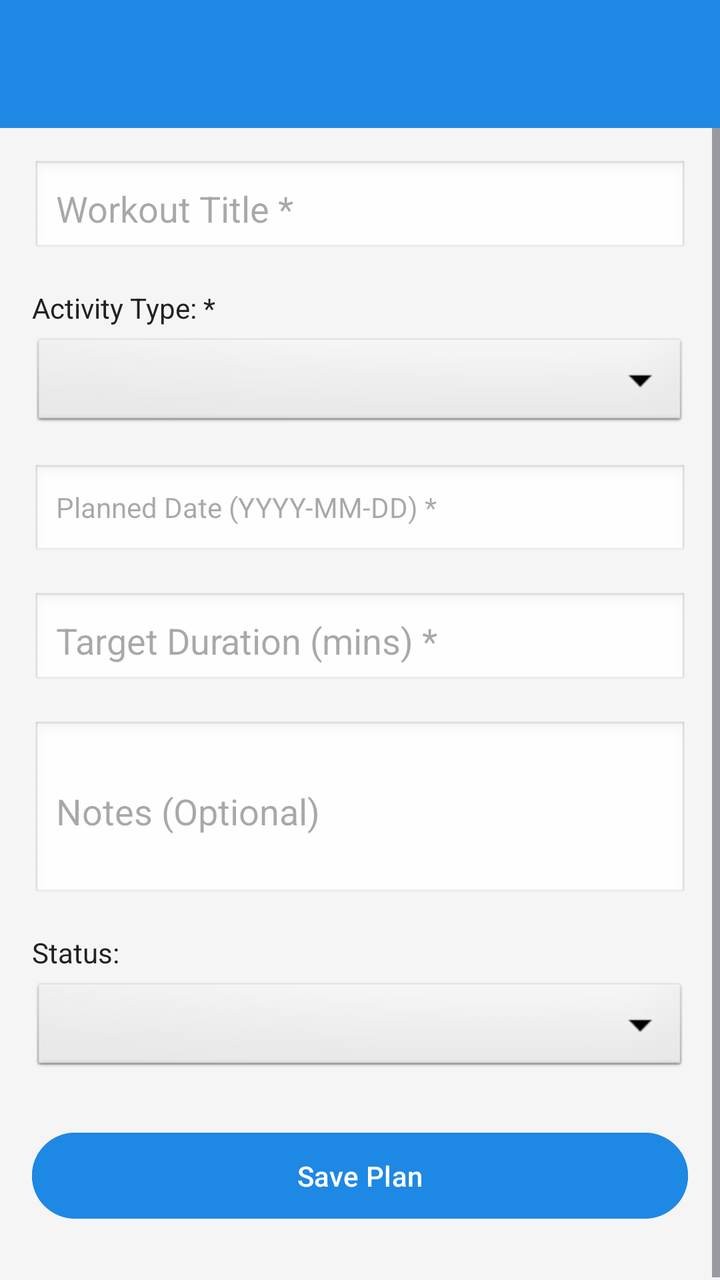
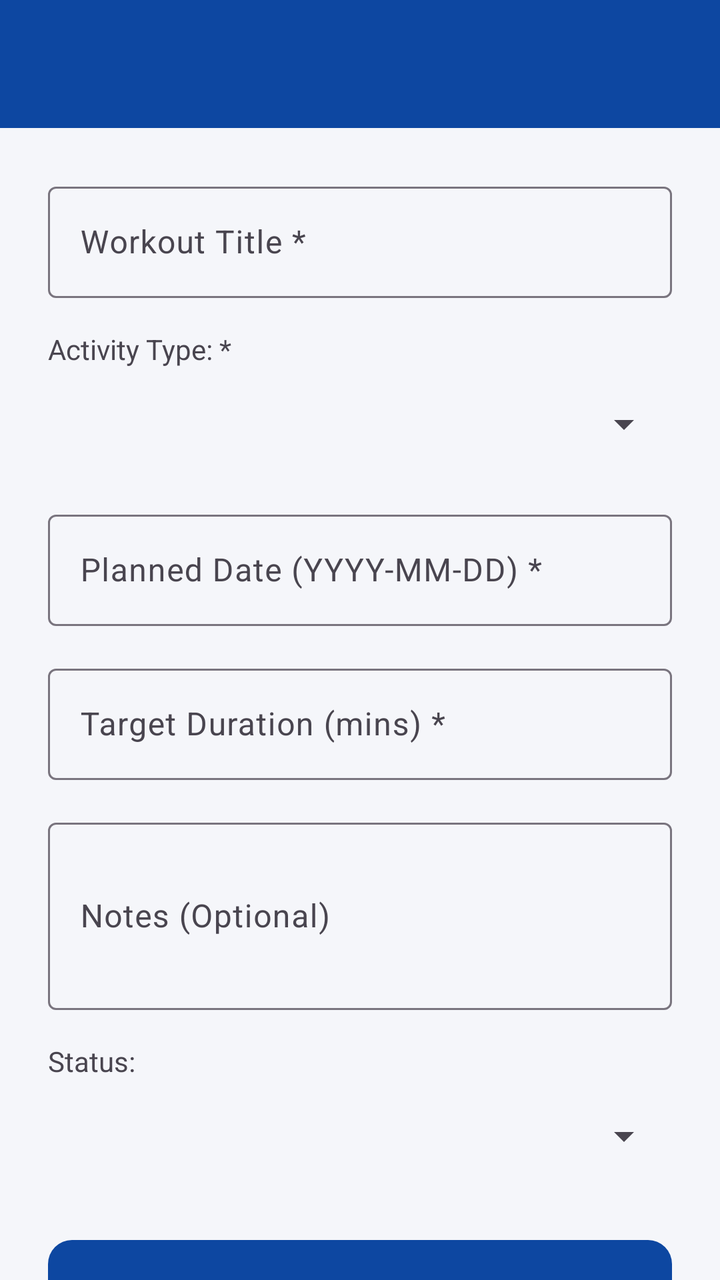

The first picture is an Android layout as it rendered before a commit; the second is the same layout after the commit. The layout source and the unified diff follow.
<!-- AndroidManifest.xml: application theme Theme.SPORTSHUB -->
<!-- res/layout/activity_workout_form.xml -->
<?xml version="1.0" encoding="utf-8"?>
<LinearLayout xmlns:android="http://schemas.android.com/apk/res/android"
    xmlns:app="http://schemas.android.com/apk/res-auto"
    android:layout_width="match_parent"
    android:layout_height="match_parent"
    android:orientation="vertical"
    android:background="@color/background">

    <androidx.appcompat.widget.Toolbar
        android:id="@+id/toolbarWorkoutForm"
        android:layout_width="match_parent"
        android:layout_height="?attr/actionBarSize"
        android:background="@color/primary"
        android:theme="@style/ThemeOverlay.AppCompat.Dark.ActionBar"
        app:popupTheme="@style/ThemeOverlay.AppCompat.Light"
        app:titleTextColor="@color/white" />

    <ScrollView
        android:layout_width="match_parent"
        android:layout_height="match_parent">

        <LinearLayout
            android:layout_width="match_parent"
            android:layout_height="wrap_content"
            android:orientation="vertical"
            android:padding="16dp">

            <EditText
                android:id="@+id/etWorkoutTitle"
                android:layout_width="match_parent"
                android:layout_height="wrap_content"
                android:hint="Workout Title *"
                android:background="@android:drawable/edit_text"
                android:padding="12dp"
                android:layout_marginBottom="16dp" />

            <TextView
                android:layout_width="match_parent"
                android:layout_height="wrap_content"
                android:text="Activity Type: *"
                android:textColor="@color/text_primary"
                android:layout_marginBottom="4dp"/>

            <Spinner
                android:id="@+id/spnWorkoutActivity"
                android:layout_width="match_parent"
                android:layout_height="wrap_content"
                android:background="@android:drawable/btn_dropdown"
                android:layout_marginBottom="16dp"/>

            <TextView
                android:id="@+id/tvWorkoutDate"
                android:layout_width="match_parent"
                android:layout_height="wrap_content"
                android:hint="Planned Date (YYYY-MM-DD) *"
                android:padding="12dp"
                android:background="@android:drawable/edit_text"
                android:clickable="true"
                android:focusable="false"
                android:layout_marginBottom="16dp"/>

            <EditText
                android:id="@+id/etWorkoutDuration"
                android:layout_width="match_parent"
                android:layout_height="wrap_content"
                android:hint="Target Duration (mins) *"
                android:inputType="number"
                android:background="@android:drawable/edit_text"
                android:padding="12dp"
                android:layout_marginBottom="16dp" />

            <EditText
                android:id="@+id/etWorkoutNotes"
                android:layout_width="match_parent"
                android:layout_height="wrap_content"
                android:hint="Notes (Optional)"
                android:inputType="textMultiLine"
                android:minLines="3"
                android:background="@android:drawable/edit_text"
                android:padding="12dp"
                android:layout_marginBottom="16dp" />

            <TextView
                android:layout_width="match_parent"
                android:layout_height="wrap_content"
                android:text="Status:"
                android:textColor="@color/text_primary"
                android:layout_marginBottom="4dp"/>

            <Spinner
                android:id="@+id/spnWorkoutStatus"
                android:layout_width="match_parent"
                android:layout_height="wrap_content"
                android:background="@android:drawable/btn_dropdown"
                android:layout_marginBottom="24dp"/>

            <Button
                android:id="@+id/btnSaveWorkout"
                android:layout_width="match_parent"
                android:layout_height="wrap_content"
                android:text="Save Plan"
                android:backgroundTint="@color/primary"
                android:textColor="@color/white"
                android:padding="12dp"
                android:layout_marginBottom="12dp"/>

            <Button
                android:id="@+id/btnDeleteWorkout"
                android:layout_width="match_parent"
                android:layout_height="wrap_content"
                android:text="Delete Plan"
                android:backgroundTint="@android:color/holo_red_dark"
                android:textColor="@color/white"
                android:padding="12dp"
                android:visibility="gone"/>

        </LinearLayout>
    </ScrollView>
</LinearLayout>
<!-- resources referenced by this layout -->
<resources>
  <color name="background">#F5F5F5</color>
  <color name="primary">#1E88E5</color>
  <color name="text_primary">#212121</color>
  <color name="white">#FFFFFFFF</color>
  <style name="Theme.SPORTSHUB" parent="Base.Theme.SPORTSHUB" />
  <style name="Base.Theme.SPORTSHUB" parent="Theme.Material3.DayNight.NoActionBar">
          
          
      </style>
</resources>

<!-- the commit's change to res/layout/activity_workout_form.xml (unified diff, before → after) -->
@@ -4,116 +4,132 @@
     android:layout_width="match_parent"
     android:layout_height="match_parent"
     android:orientation="vertical"
-    android:background="@color/background">
+    android:background="?android:attr/colorBackground">
 
     <androidx.appcompat.widget.Toolbar
         android:id="@+id/toolbarWorkoutForm"
         android:layout_width="match_parent"
         android:layout_height="?attr/actionBarSize"
-        android:background="@color/primary"
+        android:background="?attr/colorPrimary"
         android:theme="@style/ThemeOverlay.AppCompat.Dark.ActionBar"
         app:popupTheme="@style/ThemeOverlay.AppCompat.Light"
-        app:titleTextColor="@color/white" />
+        app:titleTextColor="?attr/colorOnPrimary" />
 
-    <ScrollView
+    <androidx.core.widget.NestedScrollView
         android:layout_width="match_parent"
-        android:layout_height="match_parent">
+        android:layout_height="match_parent"
+        android:fillViewport="true">
 
         <LinearLayout
             android:layout_width="match_parent"
             android:layout_height="wrap_content"
             android:orientation="vertical"
-            android:padding="16dp">
+            android:padding="24dp">
 
-            <EditText
-                android:id="@+id/etWorkoutTitle"
+            <com.google.android.material.textfield.TextInputLayout
+                android:id="@+id/tilWorkoutTitle"
+                style="@style/Widget.Material3.TextInputLayout.OutlinedBox"
                 android:layout_width="match_parent"
                 android:layout_height="wrap_content"
                 android:hint="Workout Title *"
-                android:background="@android:drawable/edit_text"
-                android:padding="12dp"
-                android:layout_marginBottom="16dp" />
+                android:layout_marginBottom="16dp">
+                <com.google.android.material.textfield.TextInputEditText
+                    android:id="@+id/etWorkoutTitle"
+                    android:layout_width="match_parent"
+                    android:layout_height="wrap_content"
+                    android:inputType="text" />
+            </com.google.android.material.textfield.TextInputLayout>
 
             <TextView
                 android:layout_width="match_parent"
                 android:layout_height="wrap_content"
                 android:text="Activity Type: *"
-                android:textColor="@color/text_primary"
+                android:textColor="?android:attr/textColorSecondary"
                 android:layout_marginBottom="4dp"/>
 
             <Spinner
                 android:id="@+id/spnWorkoutActivity"
                 android:layout_width="match_parent"
-                android:layout_height="wrap_content"
-                android:background="@android:drawable/btn_dropdown"
+                android:layout_height="48dp"
                 android:layout_marginBottom="16dp"/>
 
-            <TextView
-                android:id="@+id/tvWorkoutDate"
+            <com.google.android.material.textfield.TextInputLayout
+                android:id="@+id/tilWorkoutDate"
+                style="@style/Widget.Material3.TextInputLayout.OutlinedBox"
                 android:layout_width="match_parent"
                 android:layout_height="wrap_content"
                 android:hint="Planned Date (YYYY-MM-DD) *"
-                android:padding="12dp"
-                android:background="@android:drawable/edit_text"
-                android:clickable="true"
-                android:focusable="false"
-                android:layout_marginBottom="16dp"/>
+                android:layout_marginBottom="16dp">
+                <com.google.android.material.textfield.TextInputEditText
+                    android:id="@+id/tvWorkoutDate"
+                    android:layout_width="match_parent"
+                    android:layout_height="wrap_content"
+                    android:clickable="true"
+                    android:focusable="false"
+                    android:cursorVisible="false" />
+            </com.google.android.material.textfield.TextInputLayout>
 
-            <EditText
-                android:id="@+id/etWorkoutDuration"
+            <com.google.android.material.textfield.TextInputLayout
+                android:id="@+id/tilWorkoutDuration"
+                style="@style/Widget.Material3.TextInputLayout.OutlinedBox"
                 android:layout_width="match_parent"
                 android:layout_height="wrap_content"
                 android:hint="Target Duration (mins) *"
-                android:inputType="number"
-                android:background="@android:drawable/edit_text"
-                android:padding="12dp"
-                android:layout_marginBottom="16dp" />
+                android:layout_marginBottom="16dp">
+                <com.google.android.material.textfield.TextInputEditText
+                    android:id="@+id/etWorkoutDuration"
+                    android:layout_width="match_parent"
+                    android:layout_height="wrap_content"
+                    android:inputType="number" />
+            </com.google.android.material.textfield.TextInputLayout>
 
-            <EditText
-                android:id="@+id/etWorkoutNotes"
+            <com.google.android.material.textfield.TextInputLayout
+                android:id="@+id/tilWorkoutNotes"
+                style="@style/Widget.Material3.TextInputLayout.OutlinedBox"
                 android:layout_width="match_parent"
                 android:layout_height="wrap_content"
                 android:hint="Notes (Optional)"
-                android:inputType="textMultiLine"
-                android:minLines="3"
-                android:background="@android:drawable/edit_text"
-                android:padding="12dp"
-                android:layout_marginBottom="16dp" />
+                android:layout_marginBottom="16dp">
+                <com.google.android.material.textfield.TextInputEditText
+                    android:id="@+id/etWorkoutNotes"
+                    android:layout_width="match_parent"
+                    android:layout_height="wrap_content"
+                    android:inputType="textMultiLine"
+                    android:minLines="3" />
+            </com.google.android.material.textfield.TextInputLayout>
 
             <TextView
                 android:layout_width="match_parent"
                 android:layout_height="wrap_content"
                 android:text="Status:"
-                android:textColor="@color/text_primary"
+                android:textColor="?android:attr/textColorSecondary"
                 android:layout_marginBottom="4dp"/>
 
             <Spinner
                 android:id="@+id/spnWorkoutStatus"
                 android:layout_width="match_parent"
-                android:layout_height="wrap_content"
-                android:background="@android:drawable/btn_dropdown"
+                android:layout_height="48dp"
                 android:layout_marginBottom="24dp"/>
 
-            <Button
+            <com.google.android.material.button.MaterialButton
                 android:id="@+id/btnSaveWorkout"
                 android:layout_width="match_parent"
-                android:layout_height="wrap_content"
+                android:layout_height="60dp"
                 android:text="Save Plan"
-                android:backgroundTint="@color/primary"
-                android:textColor="@color/white"
-                android:padding="12dp"
+                app:cornerRadius="@dimen/card_radius"
                 android:layout_marginBottom="12dp"/>
 
-            <Button
+            <com.google.android.material.button.MaterialButton
                 android:id="@+id/btnDeleteWorkout"
+                style="@style/Widget.Material3.Button.OutlinedButton"
                 android:layout_width="match_parent"
-                android:layout_height="wrap_content"
+                android:layout_height="60dp"
                 android:text="Delete Plan"
-                android:backgroundTint="@android:color/holo_red_dark"
-                android:textColor="@color/white"
-                android:padding="12dp"
+                android:textColor="?attr/colorError"
+                app:strokeColor="?attr/colorError"
+                app:cornerRadius="@dimen/card_radius"
                 android:visibility="gone"/>
 
         </LinearLayout>
-    </ScrollView>
+    </androidx.core.widget.NestedScrollView>
 </LinearLayout>
<!-- resource entries referenced after the edit -->
@@ -1,13 +1,22 @@
 <!-- resources referenced by this layout -->
 <resources>
-  <color name="background">#F5F5F5</color>
-  <color name="primary">#1E88E5</color>
-  <color name="text_primary">#212121</color>
-  <color name="white">#FFFFFFFF</color>
+  <dimen name="card_radius">12dp</dimen>
+  <color name="background">#F5F6FA</color>
+  <color name="surface">#FFFFFF</color>
+  <color name="primary">#0D47A1</color>
+  <color name="text_on_primary">#FFFFFF</color>
+  <color name="primary_dark">#002171</color>
+  <color name="secondary">#FF8F00</color>
+  <color name="error">#B00020</color>
   <style name="Theme.SPORTSHUB" parent="Base.Theme.SPORTSHUB" />
   <style name="Base.Theme.SPORTSHUB" parent="Theme.Material3.DayNight.NoActionBar">
-          
-          
+          <item name="colorPrimary">@color/primary</item>
+          <item name="colorOnPrimary">@color/text_on_primary</item>
+          <item name="colorPrimaryDark">@color/primary_dark</item>
+          <item name="colorSecondary">@color/secondary</item>
+          <item name="colorError">@color/error</item>
+          <item name="android:colorBackground">@color/background</item>
+          <item name="colorSurface">@color/surface</item>
       </style>
 </resources>
 
